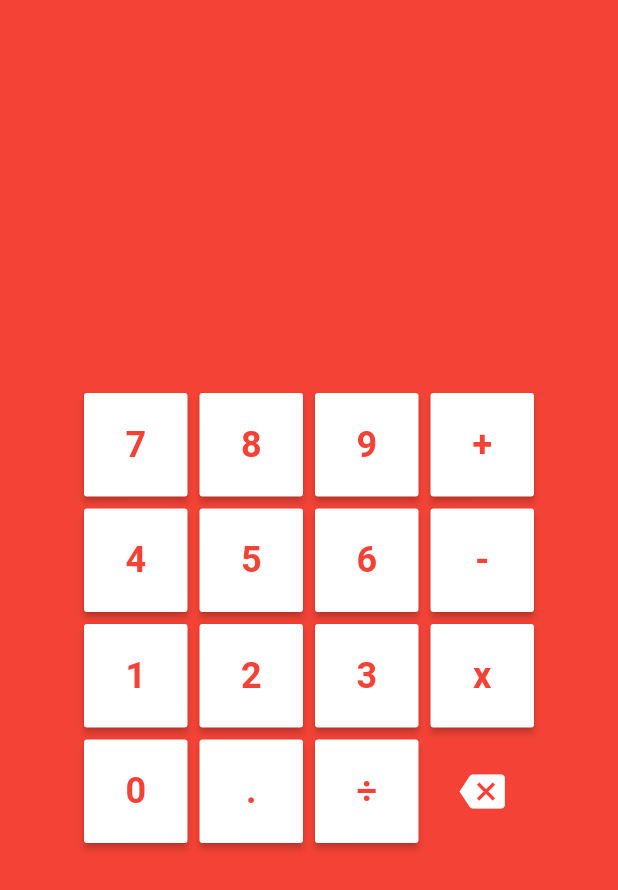
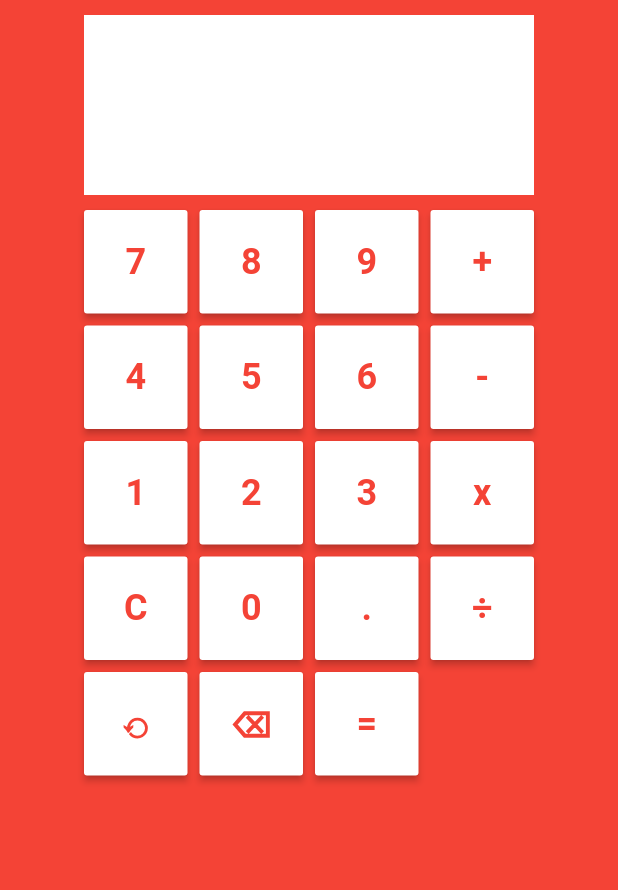
Before and after one commit to Orbit-2026-Software-Training/Calc-itamar, a Flutter app: the screen it shows after launch, on a phone screen of 412 x 824 dp. Shown: the top 890 px of the screen. Run offline on Flutter 3.47's test engine with Material 3 defaults, Android fonts, the phone set to English and light mode, and no system bars.

Commit message:
i did every insturction

```diff
--- a/lib/main.dart
+++ b/lib/main.dart
@@ -2,15 +2,184 @@ import 'package:flutter/material.dart';
 
 void main() => runApp(const MyApp());
 
-class MyApp extends StatelessWidget {
+class MyApp extends StatefulWidget {
   const MyApp({super.key});
 
   @override
+  State<MyApp> createState() => _MyAppState();
+}
+
+class _MyAppState extends State<MyApp> {
+  // App State: Stores current input and calculation history
+  String currentNumbersPressed = '';
+  final List<String> _history = [];
+  int _historyIndex = 0;
+  bool _showHistory = false;
+
+  // Input Handler: Validates and updates the screen when buttons are pressed
+  void _buttonPressed(String text) {
+    setState(() {
+      if (currentNumbersPressed == 'Error') {
+        currentNumbersPressed = '';
+      }
+
+      if (text == '.') {
+        List<String> parts = currentNumbersPressed.split(RegExp(r'[+\-x÷ ]'));
+        if (parts.isNotEmpty && parts.last.contains('.')) {
+          return;
+        }
+      }
+
+      currentNumbersPressed += text;
+    });
+  }
+
+  // Math Engine: Converts the text input into a final mathematical answer
+  String _calculateResult(String userInput) {
+    if (userInput.trim().isEmpty) return '';
+
+    try {
+      userInput = userInput.replaceAll('x', '*').replaceAll('÷', '/');
+      List<String> equationParts = [];
+      String currentNumber = '';
+
+      for (int i = 0; i < userInput.length; i++) {
+        String char = userInput[i];
+
+        if (['+', '-', '*', '/'].contains(char)) {
+          if (currentNumber.trim().isEmpty && equationParts.isEmpty) {
+            currentNumber = '0';
+          }
+          equationParts.add(currentNumber);
+          equationParts.add(char);
+          currentNumber = '';
+        } else {
+          currentNumber += char;
+        }
+      }
+
+      equationParts.add(currentNumber);
+      equationParts.removeWhere((token) => token.trim().isEmpty);
+
+      for (int i = 1; i < equationParts.length; i += 2) {
+        if (equationParts[i] == '*' || equationParts[i] == '/') {
+          double left = double.parse(equationParts[i - 1].trim());
+          double right = double.parse(equationParts[i + 1].trim());
+
+          if (equationParts[i] == '/' && right == 0) {
+            return 'Error';
+          }
+
+          double result = equationParts[i] == '*' ? (left * right) : (left / right);
+          equationParts.replaceRange(i - 1, i + 2, [result.toString()]);
+          i -= 2;
+        }
+      }
+
+      for (int i = 1; i < equationParts.length; i += 2) {
+        if (equationParts[i] == '+' || equationParts[i] == '-') {
+          double left = double.parse(equationParts[i - 1].trim());
+          double right = double.parse(equationParts[i + 1].trim());
+
+          double result = equationParts[i] == '+' ? (left + right) : (left - right);
+          equationParts.replaceRange(i - 1, i + 2, [result.toString()]);
+          i -= 2;
+        }
+      }
+
+      String finalResult = equationParts[0].trim();
+
+      if (finalResult.endsWith('.0')) {
+        return finalResult.substring(0, finalResult.length - 2);
+      }
+
+      return finalResult;
+    } catch (e) {
+      return 'Error';
+    }
+  }
+
+  // User Interface: Lays out the display, history panel, and keypad
+  @override
   Widget build(BuildContext context) {
     return MaterialApp(
+      debugShowCheckedModeBanner: false,
       home: Scaffold(
         backgroundColor: Colors.red,
         body: Center(
+          child: Column(
+            mainAxisAlignment: MainAxisAlignment.center,
+            children: [
+              Container(
+                margin: const EdgeInsets.all(10.0),
+                color: Colors.white,
+                width: 300.0,
+                height: 120.0,
+                alignment: Alignment.centerRight,
+                padding: const EdgeInsets.symmetric(horizontal: 12.0),
+                child: Text(
+                  currentNumbersPressed,
+                  style: const TextStyle(
+                    fontSize: 24.0,
+                    fontWeight: FontWeight.bold,
+                    color: Colors.red,
+                  ),
+                ),
+              ),
+
+              if (_showHistory)
+                Container(
+                  margin: const EdgeInsets.only(bottom: 10.0),
+                  color: Colors.white,
+                  width: 300.0,
+                  height: 48.0,
+                  child: Row(
+                    children: [
+                      IconButton(
+                        icon: const Icon(Icons.arrow_drop_up, color: Colors.black54),
+                        onPressed: () {
+                          setState(() {
+                            if (_history.isNotEmpty && _historyIndex > 0) {
+                              _historyIndex--;
+                            }
+                          });
+                        },
+                      ),
+                      IconButton(
+                        icon: const Icon(Icons.arrow_drop_down, color: Colors.black54),
+                        onPressed: () {
+                          setState(() {
+                            if (_history.isNotEmpty && _historyIndex < _history.length - 1) {
+                              _historyIndex++;
+                            }
+                          });
+                        },
+                      ),
+                      Expanded(
+                        child: Text(
+                          _history.isEmpty ? 'No History' : _history[_historyIndex],
+                          textAlign: TextAlign.right,
+                          style: const TextStyle(
+                            fontSize: 16.0,
+                            fontWeight: FontWeight.w500,
+                            color: Colors.black54,
+                          ),
+                        ),
+                      ),
+                      IconButton(
+                        icon: const Icon(Icons.delete_outline, color: Colors.red),
+                        onPressed: () {
+                          setState(() {
+                            _history.clear();
+                            _historyIndex = 0;
+                          });
+                        },
+                      ),
+                    ],
+                  ),
+                ),
+
+              Expanded(
                 child: SizedBox(
                   width: 300,
                   height: 300,
@@ -18,318 +187,104 @@ class MyApp extends StatelessWidget {
                     crossAxisCount: 4,
                     mainAxisSpacing: 8.0,
                     crossAxisSpacing: 8.0,
+                    children: [
+                      CalcButton(buttonText: '7', onPressed: () => _buttonPressed('7')),
+                      CalcButton(buttonText: '8', onPressed: () => _buttonPressed('8')),
+                      CalcButton(buttonText: '9', onPressed: () => _buttonPressed('9')),
+                      CalcButton(buttonText: ' + ', onPressed: () => _buttonPressed(' + ')),
 
-              children: [
-                MaterialButton(
+                      CalcButton(buttonText: '4', onPressed: () => _buttonPressed('4')),
+                      CalcButton(buttonText: '5', onPressed: () => _buttonPressed('5')),
+                      CalcButton(buttonText: '6', onPressed: () => _buttonPressed('6')),
+                      CalcButton(buttonText: ' - ', onPressed: () => _buttonPressed(' - ')),
+
+                      CalcButton(buttonText: '1', onPressed: () => _buttonPressed('1')),
+                      CalcButton(buttonText: '2', onPressed: () => _buttonPressed('2')),
+                      CalcButton(buttonText: '3', onPressed: () => _buttonPressed('3')),
+                      CalcButton(buttonText: ' x ', onPressed: () => _buttonPressed(' x ')),
+
+                      CalcButton(
+                        buttonText: 'C',
                         onPressed: () {
-                    // Action to perform on button press
+                          setState(() {
+                            currentNumbersPressed = '';
+                          });
                         },
-                  color: Colors.white,
-                  textColor: Colors.red,
-                  child: const Row(
-                    mainAxisAlignment: MainAxisAlignment.center,
-                    children: <Widget>[
-                      Text(
-                        '7',
-                        style: TextStyle(
-                          fontSize:
-                              24.0, // Sets the font size to 24 logical pixels
-                          fontWeight: FontWeight.bold,
                       ),
+                      CalcButton(buttonText: '0', onPressed: () => _buttonPressed('0')),
+                      CalcButton(buttonText: '.', onPressed: () => _buttonPressed('.')),
+                      CalcButton(buttonText: ' ÷ ', onPressed: () => _buttonPressed(' ÷ ')),
+
+                      CalcButton(
+                        buttonText: '⟲',
+                        onPressed: () {
+                          setState(() {
+                            _showHistory = !_showHistory;
+                          });
+                        },
                       ),
-                    ],
+                      CalcButton(
+                        buttonText: '⌫',
+                        onPressed: () {
+                          setState(() {
+                            if (currentNumbersPressed.isNotEmpty) {
+                              currentNumbersPressed = currentNumbersPressed.substring(
+                                0,
+                                currentNumbersPressed.length - 1,
+                              );
+                            }
+                          });
+                        },
                       ),
-                ),
-                MaterialButton(
+                      CalcButton(
+                        buttonText: '=',
                         onPressed: () {
-                    // Action to perform on button press
-                  },
-                  color: Colors.white,
-                  textColor: Colors.red,
-                  child: const Row(
-                    mainAxisAlignment: MainAxisAlignment.center,
-                    children: <Widget>[
-                      Text(
-                        '8',
-                        style: TextStyle(
-                          fontSize:
-                              24.0, // Sets the font size to 24 logical pixels
-                          fontWeight: FontWeight.bold,
-                        ),
-                      ),
-                    ],
-                  ),
-                ),
-                MaterialButton(
-                  onPressed: () {
-                    // Action to perform on button press
-                  },
-                  color: Colors.white,
-                  textColor: Colors.red,
-                  child: const Row(
-                    mainAxisAlignment: MainAxisAlignment.center,
-                    children: <Widget>[
-                      Text(
-                        '9',
-                        style: TextStyle(
-                          fontSize:
-                              24.0, // Sets the font size to 24 logical pixels
-                          fontWeight: FontWeight.bold,
-                        ),
-                      ),
-                    ],
-                  ),
-                ),
-                MaterialButton(
-                  onPressed: () {
-                    // Action to perform on button press
-                  },
-                  color: Colors.white,
-                  textColor: Colors.red,
-                  child: const Row(
-                    mainAxisAlignment: MainAxisAlignment.center,
-                    children: <Widget>[
-                      Text(
-                        '+',
-                        style: TextStyle(
-                          fontSize:
-                              24.0, // Sets the font size to 24 logical pixels
-                          fontWeight: FontWeight.bold,
-                        ),
-                      ),
-                    ],
-                  ),
-                ),
-                MaterialButton(
-                  onPressed: () {
-                    // Action to perform on button press
-                  },
-                  color: Colors.white,
-                  textColor: Colors.red,
-                  child: const Row(
-                    mainAxisAlignment: MainAxisAlignment.center,
-                    children: <Widget>[
-                      Text(
-                        '4',
-                        style: TextStyle(
-                          fontSize:
-                              24.0, // Sets the font size to 24 logical pixels
-                          fontWeight: FontWeight.bold,
-                        ),
-                      ),
-                    ],
-                  ),
-                ),
-                MaterialButton(
-                  onPressed: () {
-                    // Action to perform on button press
-                  },
-                  color: Colors.white,
-                  textColor: Colors.red,
-                  child: const Row(
-                    mainAxisAlignment: MainAxisAlignment.center,
-                    children: <Widget>[
-                      Text(
-                        '5',
-                        style: TextStyle(
-                          fontSize:
-                              24.0, // Sets the font size to 24 logical pixels
-                          fontWeight: FontWeight.bold,
-                        ),
-                      ),
-                    ],
-                  ),
-                ),
-                MaterialButton(
-                  onPressed: () {
-                    // Action to perform on button press
-                  },
-                  color: Colors.white,
-                  textColor: Colors.red,
-                  child: const Row(
-                    mainAxisAlignment: MainAxisAlignment.center,
-                    children: <Widget>[
-                      Text(
-                        '6',
-                        style: TextStyle(
-                          fontSize:
-                              24.0, // Sets the font size to 24 logical pixels
-                          fontWeight: FontWeight.bold,
-                        ),
-                      ),
-                    ],
-                  ),
-                ),
-                MaterialButton(
-                  onPressed: () {
-                    // Action to perform on button press
-                  },
-                  color: Colors.white,
-                  textColor: Colors.red,
-                  child: const Row(
-                    mainAxisAlignment: MainAxisAlignment.center,
-                    children: <Widget>[
-                      Text(
-                        '-',
-                        style: TextStyle(
-                          fontSize:
-                              24.0, // Sets the font size to 24 logical pixels
-                          fontWeight: FontWeight.bold,
-                        ),
-                      ),
-                    ],
-                  ),
-                ),
-                MaterialButton(
-                  onPressed: () {
-                    // Action to perform on button press
-                  },
-                  color: Colors.white,
-                  textColor: Colors.red,
-                  child: const Row(
-                    mainAxisAlignment: MainAxisAlignment.center,
-                    children: <Widget>[
-                      Text(
-                        '1',
-                        style: TextStyle(
-                          fontSize:
-                              24.0, // Sets the font size to 24 logical pixels
-                          fontWeight: FontWeight.bold,
-                        ),
-                      ),
-                    ],
-                  ),
-                ),
-                MaterialButton(
-                  onPressed: () {
-                    // Action to perform on button press
-                  },
-                  color: Colors.white,
-                  textColor: Colors.red,
-                  child: const Row(
-                    mainAxisAlignment: MainAxisAlignment.center,
-                    children: <Widget>[
-                      Text(
-                        '2',
-                        style: TextStyle(
-                          fontSize:
-                              24.0, // Sets the font size to 24 logical pixels
-                          fontWeight: FontWeight.bold,
-                        ),
-                      ),
-                    ],
-                  ),
-                ),
-                MaterialButton(
-                  onPressed: () {
-                    // Action to perform on button press
-                  },
-                  color: Colors.white,
-                  textColor: Colors.red,
-                  child: const Row(
-                    mainAxisAlignment: MainAxisAlignment.center,
-                    children: <Widget>[
-                      Text(
-                        '3',
-                        style: TextStyle(
-                          fontSize:
-                              24.0, // Sets the font size to 24 logical pixels
-                          fontWeight: FontWeight.bold,
-                        ),
-                      ),
-                    ],
-                  ),
-                ),
-                MaterialButton(
-                  onPressed: () {
-                    // Action to perform on button press
-                  },
-                  color: Colors.white,
-                  textColor: Colors.red,
-                  child: const Row(
-                    mainAxisAlignment: MainAxisAlignment.center,
-                    children: <Widget>[
-                      Text(
-                        'x',
-                        style: TextStyle(
-                          fontSize:
-                              24.0, // Sets the font size to 24 logical pixels
-                          fontWeight: FontWeight.bold,
-                        ),
-                      ),
-                    ],
-                  ),
-                ),
-                MaterialButton(
-                  onPressed: () {
-                    // Action to perform on button press
-                  },
-                  color: Colors.white,
-                  textColor: Colors.red,
-                  child: const Row(
-                    mainAxisAlignment: MainAxisAlignment.center,
-                    children: <Widget>[
-                      Text(
-                        '0',
-                        style: TextStyle(
-                          fontSize:
-                              24.0, // Sets the font size to 24 logical pixels
-                          fontWeight: FontWeight.bold,
-                        ),
-                      ),
-                    ],
-                  ),
-                ),
-                MaterialButton(
-                  onPressed: () {
-                    // Action to perform on button press
-                  },
-                  color: Colors.white,
-                  textColor: Colors.red,
-                  child: const Row(
-                    mainAxisAlignment: MainAxisAlignment.center,
-                    children: <Widget>[
-                      Text(
-                        '.',
-                        style: TextStyle(
-                          fontSize:
-                              24.0, // Sets the font size to 24 logical pixels
-                          fontWeight: FontWeight.bold,
-                        ),
-                      ),
-                    ],
-                  ),
-                ),
-                MaterialButton(
-                  onPressed: () {
-                    // Action to perform on button press
-                  },
-                  color: Colors.white,
-                  textColor: Colors.red,
-                  // 🎯 Wrap the Text in Center instead of a Row
-                  child: const Center(
-                    child: Text(
-                      '÷',
-                      style: TextStyle(
-                        fontSize: 24.0,
-                        fontWeight: FontWeight.bold,
-                      ),
-                    ),
-                  ),
-                ),
-                IconButton(
-                  icon: const Icon(Icons.backspace),
-                  iconSize: 30.0, // Optional: Adjust size
-                  color: Colors.white, // Optional: Adjust color
-                  onPressed: () {
-                    // Your action here
+                          setState(() {
+                            if (currentNumbersPressed.isNotEmpty) {
+                              String result = _calculateResult(currentNumbersPressed);
+
+                              if (result != 'Error' && result.isNotEmpty) {
+                                _history.add('$currentNumbersPressed = $result');
+                                _historyIndex = _history.length - 1;
+                              }
+                              currentNumbersPressed = result;
+                            }
+                          });
                         },
                       ),
                     ],
                   ),
                 ),
               ),
+            ],
+          ),
+        ),
       ),
     );
   }
 }
+
+//A reusable widget to make a button template to keep the grid code clean
+class CalcButton extends StatelessWidget {
+  final String buttonText;
+  final VoidCallback onPressed;
+
+  const CalcButton({
+    super.key,
+    required this.buttonText,
+    required this.onPressed,
+  });
+
+  @override
+  Widget build(BuildContext context) {
+    return MaterialButton(
+      onPressed: onPressed,
+      color: Colors.white,
+      textColor: Colors.red,
+      child: Text(
+        buttonText,
+        style: const TextStyle(fontSize: 24.0, fontWeight: FontWeight.bold),
+      ),
+    );
+  }
+}
```
Also changed, not shown: pubspec.yaml (+3 -69 lines), pubspec.lock, 4 other files. Lines whose indentation alone changed are shown as unchanged.
